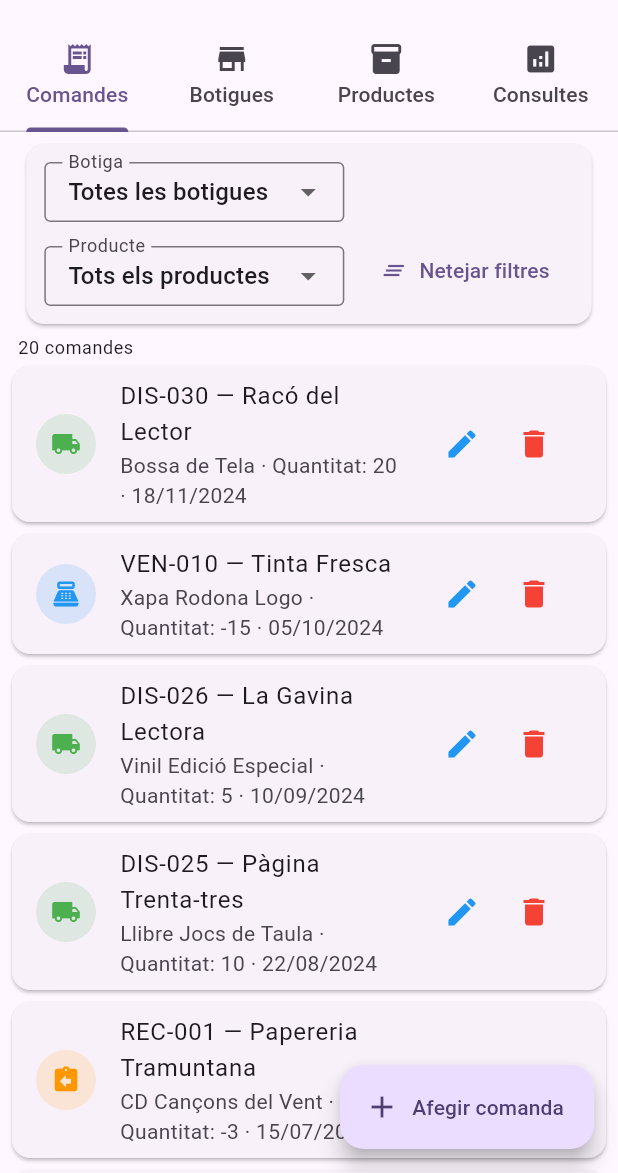
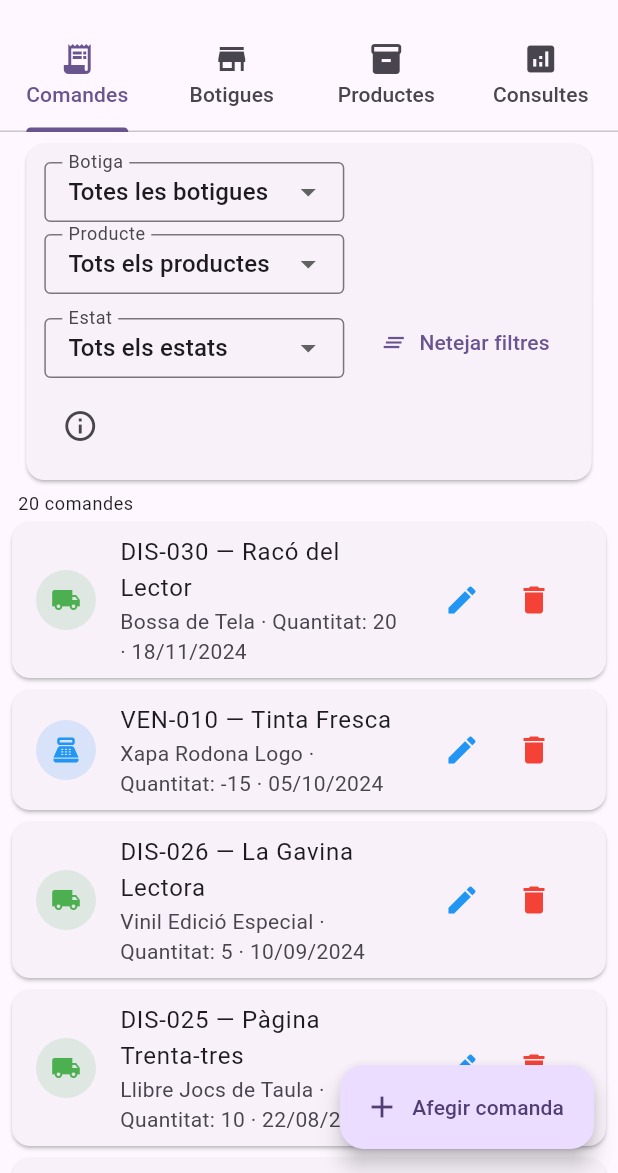
Before and after one commit to davidgpdeveloper/T04_LM_Stock, a Flutter app: the screen it shows after launch, after a tap on "Mode demostració", after a tap on "Entrar", on a phone screen of 412 x 824 dp, the part 63-1236 px from its top. Run offline on Flutter 3.47's test engine with Material 3 defaults, Android fonts, the phone set to English and light mode, and no system bars; our stand-ins replace image_picker, shelf; missing offline and left inert: mysql_client; network calls fail.

Commit message:
feat: destacar La Musca magatzem, càlcul estoc magatzem, llegenda estats i filtre per estat a comandes

```diff
--- a/la_musca_stock/lib/screens/home_screen.dart
+++ b/la_musca_stock/lib/screens/home_screen.dart
@@ -26,12 +26,16 @@ class _HomeScreenState extends State<HomeScreen>
   // Filtres de comandes
   int? _filtreBotigaId;
   int? _filtreProducteId;
+  String? _filtreEstat;
 
   // Cercadors de botigues i productes
   final TextEditingController _searchBotiguesController = TextEditingController();
   final TextEditingController _searchProductesController = TextEditingController();
   String _searchBotiguesQuery = '';
   String _searchProductesQuery = '';
+
+  // Color de fons per a la botiga 'La Musca magatzem'
+  static const String _magatzemName = 'La Musca magatzem';
 
   // Filtres de consultes d'estoc
   String _consultaTipus = 'botiga'; // 'botiga' o 'producte'
@@ -165,6 +169,10 @@ class _HomeScreenState extends State<HomeScreen>
       comandes =
           comandes.where((c) => c.producteId == _filtreProducteId).toList();
     }
+    if (_filtreEstat != null) {
+      comandes =
+          comandes.where((c) => c.estat == _filtreEstat).toList();
+    }
 
     comandes.sort((a, b) => b.data.compareTo(a.data));
 
@@ -282,15 +290,56 @@ class _HomeScreenState extends State<HomeScreen>
                     },
                   ),
                 ),
+                // Filtre per estat
+                SizedBox(
+                  width: 200,
+                  child: DropdownButtonFormField<String?>(
+                    key: ValueKey('filtre_estat_$_filtreEstat'),
+                    initialValue: _filtreEstat,
+                    isExpanded: true,
+                    decoration: const InputDecoration(
+                      labelText: 'Estat',
+                      border: OutlineInputBorder(),
+                      isDense: true,
+                      contentPadding: EdgeInsets.symmetric(
+                        horizontal: 12,
+                        vertical: 8,
+                      ),
+                    ),
+                    items: [
+                      const DropdownMenuItem<String?>(
+                        value: null,
+                        child: Text('Tots els estats'),
+                      ),
+                      ...Comanda.estatsDisponibles.map(
+                        (estat) => DropdownMenuItem<String?>(
+                          value: estat,
+                          child: Text(estat),
+                        ),
+                      ),
+                    ],
+                    onChanged: (value) {
+                      setState(() {
+                        _filtreEstat = value;
+                      });
+                    },
+                  ),
+                ),
                 TextButton.icon(
                   onPressed: () {
                     setState(() {
                       _filtreBotigaId = null;
                       _filtreProducteId = null;
+                      _filtreEstat = null;
                     });
                   },
                   icon: const Icon(Icons.clear_all),
                   label: const Text('Netejar filtres'),
+                ),
+                IconButton(
+                  icon: const Icon(Icons.info_outline),
+                  tooltip: 'Llegenda d\'estats',
+                  onPressed: () => _showEstatLegend(),
                 ),
               ],
             ),
@@ -330,6 +379,9 @@ class _HomeScreenState extends State<HomeScreen>
                         horizontal: 8,
                         vertical: 4,
                       ),
+                      color: botiga?.nom == _magatzemName
+                          ? Theme.of(context).colorScheme.secondaryContainer
+                          : null,
                       child: ListTile(
                         leading: _buildEstatIcon(comanda.estat),
                         title: Text(
@@ -412,6 +464,49 @@ class _HomeScreenState extends State<HomeScreen>
     return CircleAvatar(
       backgroundColor: color.withValues(alpha: 0.15),
       child: Icon(icon, color: color, size: 20),
+    );
+  }
+
+  /// Mostra un diàleg amb la llegenda dels icones d'estat.
+  void _showEstatLegend() {
+    showDialog(
+      context: context,
+      builder: (context) => AlertDialog(
+        title: const Text('Llegenda d\'estats'),
+        content: Column(
+          mainAxisSize: MainAxisSize.min,
+          children: [
+            _legendRow(Icons.local_shipping, Colors.green, 'ENTREGAT'),
+            _legendRow(Icons.assignment_return, Colors.orange, 'RECOLLIT'),
+            _legendRow(Icons.point_of_sale, Colors.blue, 'VENUT'),
+            _legendRow(Icons.move_to_inbox, Colors.teal, 'MAGATZEM IN'),
+            _legendRow(Icons.warning_amber, Colors.red.shade800, 'DEFECTUÓS'),
+          ],
+        ),
+        actions: [
+          TextButton(
+            onPressed: () => Navigator.pop(context),
+            child: const Text('Tancar'),
+          ),
+        ],
+      ),
+    );
+  }
+
+  Widget _legendRow(IconData icon, Color color, String label) {
+    return Padding(
+      padding: const EdgeInsets.symmetric(vertical: 6),
+      child: Row(
+        children: [
+          CircleAvatar(
+            radius: 16,
+            backgroundColor: color.withValues(alpha: 0.15),
+            child: Icon(icon, color: color, size: 18),
+          ),
+          const SizedBox(width: 12),
+          Text(label, style: const TextStyle(fontSize: 15)),
+        ],
+      ),
     );
   }
 
@@ -511,6 +606,9 @@ class _HomeScreenState extends State<HomeScreen>
                   horizontal: 8,
                   vertical: 4,
                 ),
+                color: botiga.nom == _magatzemName
+                    ? Theme.of(context).colorScheme.secondaryContainer
+                    : null,
                 child: ExpansionTile(
                   leading: CircleAvatar(
                     backgroundImage: botiga.imatgeBase64 != null &&
@@ -1035,6 +1133,19 @@ class _HomeScreenState extends State<HomeScreen>
             (totalPerBotiga[c.botigaId] ?? 0) + c.quantitat;
       }
 
+      // Per 'La Musca magatzem' (ID 25) amb estat 'Tots':
+      // Calcular MAGATZEM IN (del magatzem) - sumatori de TOTS els ENTREGAT (de totes les botigues)
+      if (_consultaEstat == null) {
+        const magatzemId = 25;
+        final magatzemIn = totesComandes
+            .where((c) => c.botigaId == magatzemId && c.estat == 'MAGATZEM IN')
+            .fold<int>(0, (sum, c) => sum + c.quantitat);
+        final totalEntregat = totesComandes
+            .where((c) => c.estat == 'ENTREGAT')
+            .fold<int>(0, (sum, c) => sum + c.quantitat);
+        totalPerBotiga[magatzemId] = magatzemIn - totalEntregat;
+      }
+
       if (totalPerBotiga.isEmpty) {
         return Center(
           child: Text(
@@ -1076,7 +1187,13 @@ class _HomeScreenState extends State<HomeScreen>
                 rows: [
                   ...entries.map((e) {
                     final botiga = botigaRepo.getById(e.key);
-                    return DataRow(cells: [
+                    return DataRow(
+                      color: botiga?.nom == _magatzemName
+                          ? WidgetStateProperty.all(
+                              Theme.of(context).colorScheme.secondaryContainer,
+                            )
+                          : null,
+                      cells: [
                       DataCell(Text(botiga?.nom ?? 'Desconeguda')),
                       DataCell(Text(
                         e.value.toString(),
```
